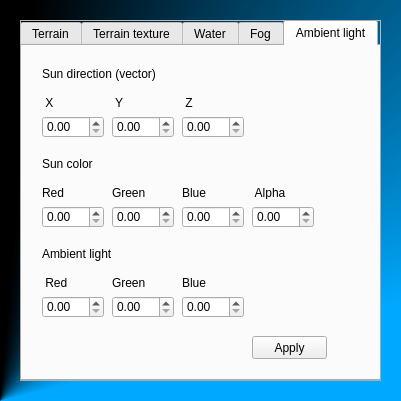
The window that bin/data/ui/environment_editor.ui (realXtend/tundra) describes before a commit, drawn with Qt 5.
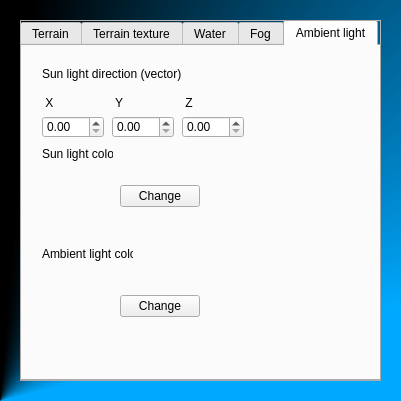
The same window after the commit. The open tabs and pages were chosen to show the change.

Commit message: Now ambient light and sun light (color) can be changed locally.

What changed in the file:
```diff
--- a/bin/data/ui/environment_editor.ui
+++ b/bin/data/ui/environment_editor.ui
@@ -1041,50 +1041,20 @@
           </rect>
          </property>
          <property name="text">
-          <string>Sun direction (vector)</string>
+          <string>Sun light direction (vector)</string>
          </property>
         </widget>
         <widget class="QLabel" name="label_5">
          <property name="geometry">
           <rect>
            <x>20</x>
-           <y>110</y>
-           <width>61</width>
+           <y>100</y>
+           <width>71</width>
            <height>16</height>
           </rect>
          </property>
          <property name="text">
-          <string>Sun color</string>
-         </property>
-        </widget>
-        <widget class="QDoubleSpinBox" name="sun_color_red">
-         <property name="geometry">
-          <rect>
-           <x>20</x>
-           <y>160</y>
-           <width>62</width>
-           <height>22</height>
-          </rect>
-         </property>
-        </widget>
-        <widget class="QDoubleSpinBox" name="sun_color_green">
-         <property name="geometry">
-          <rect>
-           <x>90</x>
-           <y>160</y>
-           <width>62</width>
-           <height>22</height>
-          </rect>
-         </property>
-        </widget>
-        <widget class="QDoubleSpinBox" name="sun_color_blue">
-         <property name="geometry">
-          <rect>
-           <x>160</x>
-           <y>160</y>
-           <width>62</width>
-           <height>22</height>
-          </rect>
+          <string>Sun light color</string>
          </property>
         </widget>
         <widget class="QLabel" name="label_2">
@@ -1126,162 +1096,82 @@
           <string> Z</string>
          </property>
         </widget>
-        <widget class="QLabel" name="label_6">
-         <property name="geometry">
-          <rect>
-           <x>20</x>
-           <y>140</y>
-           <width>46</width>
-           <height>13</height>
-          </rect>
-         </property>
-         <property name="text">
-          <string>Red</string>
-         </property>
-        </widget>
-        <widget class="QLabel" name="label_7">
-         <property name="geometry">
-          <rect>
-           <x>90</x>
-           <y>140</y>
-           <width>46</width>
-           <height>13</height>
-          </rect>
-         </property>
-         <property name="text">
-          <string>Green</string>
-         </property>
-        </widget>
-        <widget class="QLabel" name="label_8">
-         <property name="geometry">
-          <rect>
-           <x>160</x>
-           <y>140</y>
-           <width>46</width>
-           <height>13</height>
-          </rect>
-         </property>
-         <property name="text">
-          <string>Blue</string>
-         </property>
-        </widget>
-        <widget class="QDoubleSpinBox" name="ambient_light_red">
-         <property name="geometry">
-          <rect>
-           <x>20</x>
-           <y>250</y>
-           <width>62</width>
-           <height>22</height>
-          </rect>
-         </property>
-        </widget>
-        <widget class="QDoubleSpinBox" name="ambient_light_green">
-         <property name="geometry">
-          <rect>
-           <x>90</x>
-           <y>250</y>
-           <width>62</width>
-           <height>22</height>
-          </rect>
-         </property>
-        </widget>
-        <widget class="QDoubleSpinBox" name="ambient_light_blue">
-         <property name="geometry">
-          <rect>
-           <x>160</x>
-           <y>250</y>
-           <width>62</width>
-           <height>22</height>
-          </rect>
-         </property>
-        </widget>
         <widget class="QLabel" name="label_9">
          <property name="geometry">
           <rect>
            <x>20</x>
            <y>200</y>
-           <width>71</width>
+           <width>91</width>
            <height>16</height>
           </rect>
          </property>
          <property name="text">
-          <string>Ambient light</string>
+          <string>Ambient light color</string>
          </property>
         </widget>
-        <widget class="QLabel" name="label_10">
+        <widget class="QWidget" name="horizontalLayoutWidget_2">
          <property name="geometry">
           <rect>
            <x>20</x>
-           <y>230</y>
-           <width>46</width>
-           <height>13</height>
+           <y>130</y>
+           <width>158</width>
+           <height>41</height>
           </rect>
          </property>
-         <property name="text">
-          <string> Red</string>
-         </property>
+         <layout class="QHBoxLayout" name="sun_color_horizontal_layout">
+          <property name="spacing">
+           <number>2</number>
+          </property>
+          <property name="rightMargin">
+           <number>0</number>
+          </property>
+          <item>
+           <widget class="QLabel" name="sun_color_img">
+            <property name="text">
+             <string/>
+            </property>
+           </widget>
+          </item>
+          <item>
+           <widget class="QPushButton" name="sun_color_change_button">
+            <property name="text">
+             <string>Change</string>
+            </property>
+           </widget>
+          </item>
+         </layout>
         </widget>
-        <widget class="QLabel" name="label_11">
+        <widget class="QWidget" name="horizontalLayoutWidget_3">
          <property name="geometry">
           <rect>
-           <x>90</x>
-           <y>230</y>
-           <width>46</width>
-           <height>13</height>
+           <x>20</x>
+           <y>240</y>
+           <width>158</width>
+           <height>41</height>
           </rect>
          </property>
-         <property name="text">
-          <string>Green</string>
-         </property>
-        </widget>
-        <widget class="QLabel" name="label_12">
-         <property name="geometry">
-          <rect>
-           <x>160</x>
-           <y>230</y>
-           <width>46</width>
-           <height>13</height>
-          </rect>
-         </property>
-         <property name="text">
-          <string>Blue</string>
-         </property>
-        </widget>
-        <widget class="QPushButton" name="ambient_light_button">
-         <property name="geometry">
-          <rect>
-           <x>230</x>
-           <y>290</y>
-           <width>75</width>
-           <height>23</height>
-          </rect>
-         </property>
-         <property name="text">
-          <string>Apply</string>
-         </property>
-        </widget>
-        <widget class="QDoubleSpinBox" name="sun_color_alpha">
-         <property name="geometry">
-          <rect>
-           <x>230</x>
-           <y>160</y>
-           <width>62</width>
-           <height>22</height>
-          </rect>
-         </property>
-        </widget>
-        <widget class="QLabel" name="label_13">
-         <property name="geometry">
-          <rect>
-           <x>230</x>
-           <y>140</y>
-           <width>46</width>
-           <height>13</height>
-          </rect>
-         </property>
-         <property name="text">
-          <string> Alpha</string>
-         </property>
+         <layout class="QHBoxLayout" name="ambient_color_horizontal_layout">
+          <property name="spacing">
+           <number>2</number>
+          </property>
+          <property name="rightMargin">
+           <number>0</number>
+          </property>
+          <item>
+           <widget class="QLabel" name="ambient_color_img">
+            <property name="text">
+             <string/>
+            </property>
+           </widget>
+          </item>
+          <item>
+           <widget class="QPushButton" name="ambient_color_change_button">
+            <property name="text">
+             <string>Change</string>
+            </property>
+           </widget>
+          </item>
+         </layout>
         </widget>
        </widget>
       </widget>
```
Left out of the diff: 4 changed lines with no effect on the pictures. The commit also changes 4 other files.
